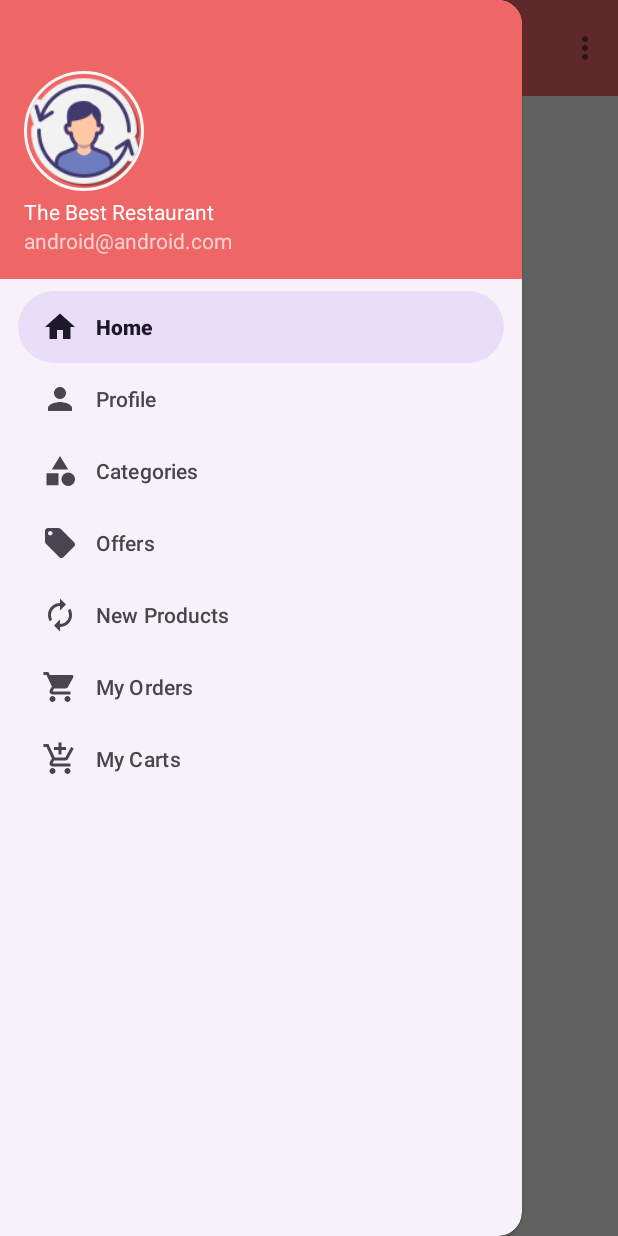
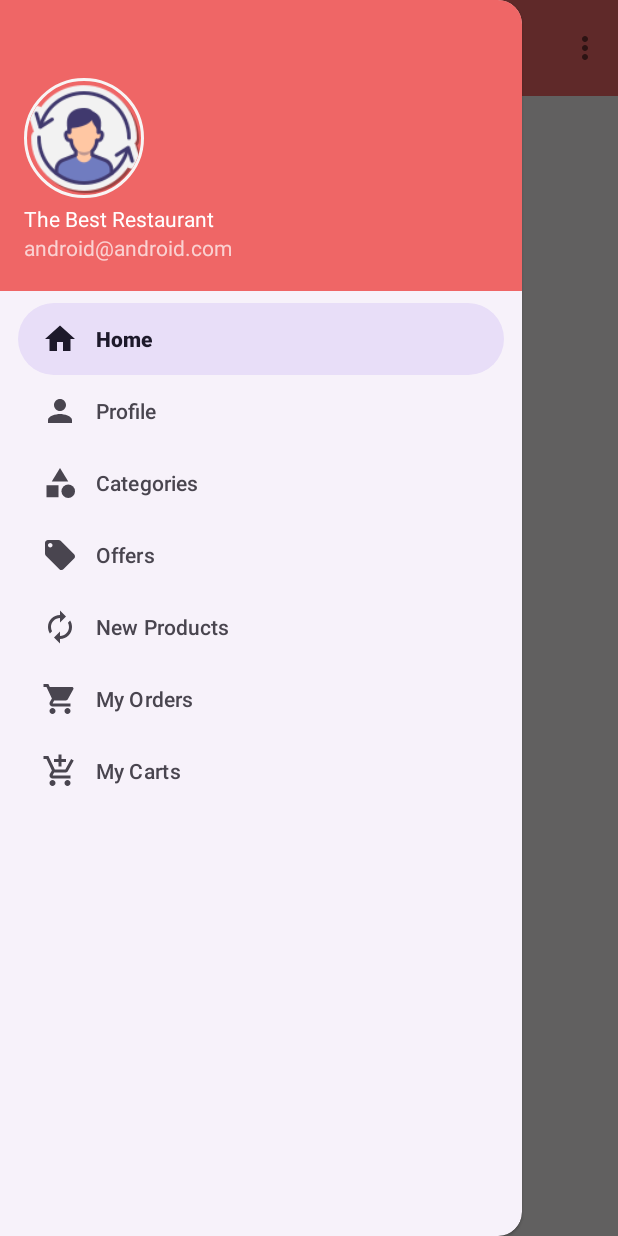
Before and after one commit to reyand8/Restaurant-Android-App, an Android app: the screen it shows after launch once a user with an empty profile is signed in (MainActivity), with the side drawer open, on a phone screen of 412 x 824 dp. Run offline under Robolectric (Android 15) with nearby library versions, the phone set to English and light mode, and no system bars; our stand-ins replace CircleImageView, Firebase (no records; nobody signed in at launch, a user with empty details on screens opened directly), navigation-ui; 3 statements that could not run were skipped.

Commit message:
edit nav_header_height and activity_vertical_margin

```diff
--- a/app/src/main/res/values/dimens.xml
+++ b/app/src/main/res/values/dimens.xml
@@ -1,7 +1,7 @@
 <resources>
     <dimen name="activity_horizontal_margin">16dp</dimen>
-    <dimen name="activity_vertical_margin">16dp</dimen>
+    <dimen name="activity_vertical_margin">19dp</dimen>
     <dimen name="nav_header_vertical_spacing">4dp</dimen>
-    <dimen name="nav_header_height">186dp</dimen>
+    <dimen name="nav_header_height">194dp</dimen>
     <dimen name="fab_margin">16dp</dimen>
 </resources>
```
